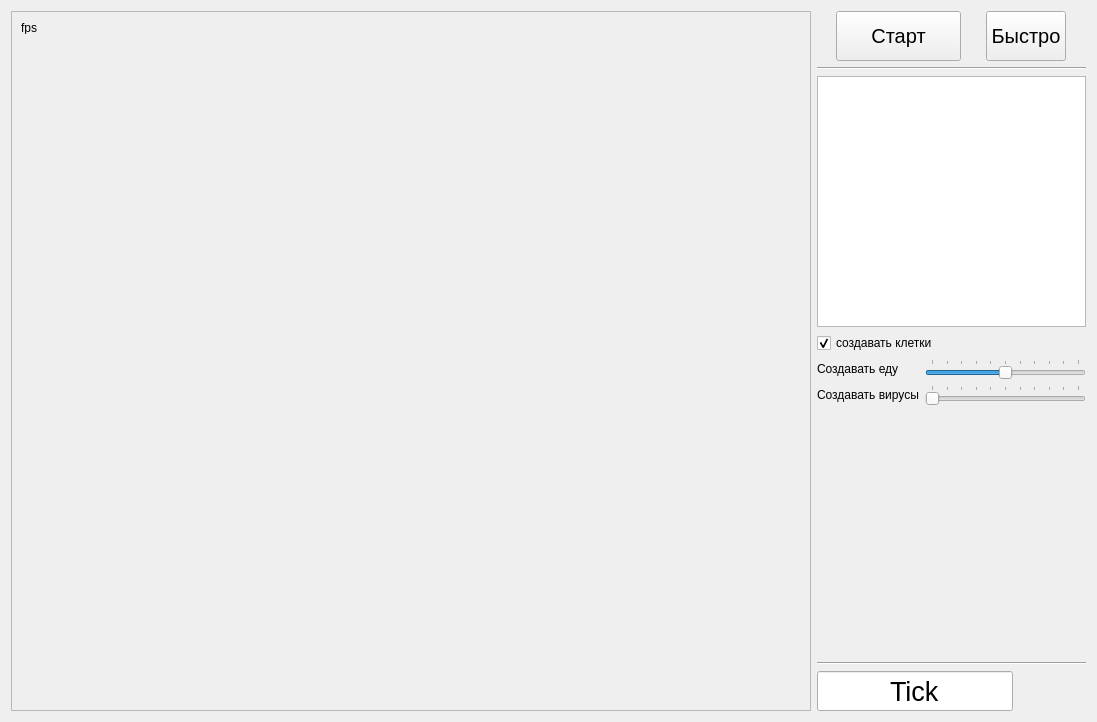
deniskolsanov/busy-cells, file mainwindow.ui: the form before one commit.
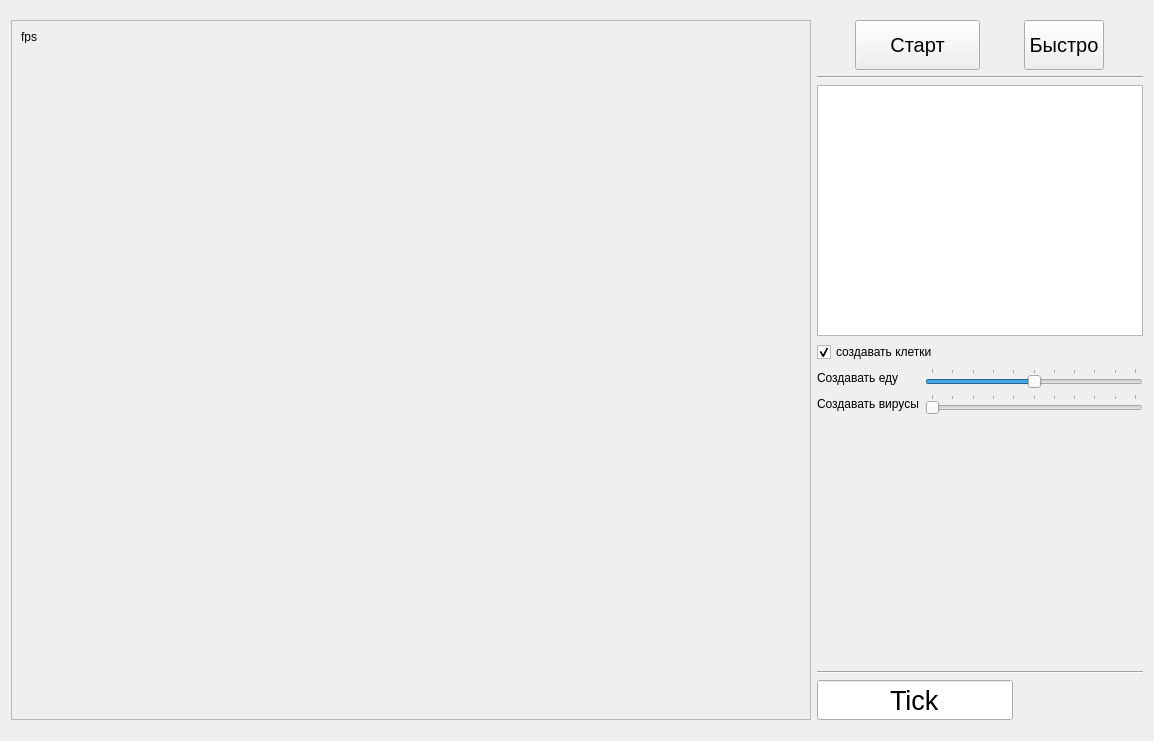
The form after the commit.

Patch:
```diff
--- a/mainwindow.ui
+++ b/mainwindow.ui
@@ -6,8 +6,8 @@
    <rect>
     <x>0</x>
     <y>0</y>
-    <width>1097</width>
-    <height>719</height>
+    <width>1154</width>
+    <height>741</height>
    </rect>
   </property>
   <property name="windowTitle">
```
Left out of the diff: 82 changed lines with no effect on the pictures.
